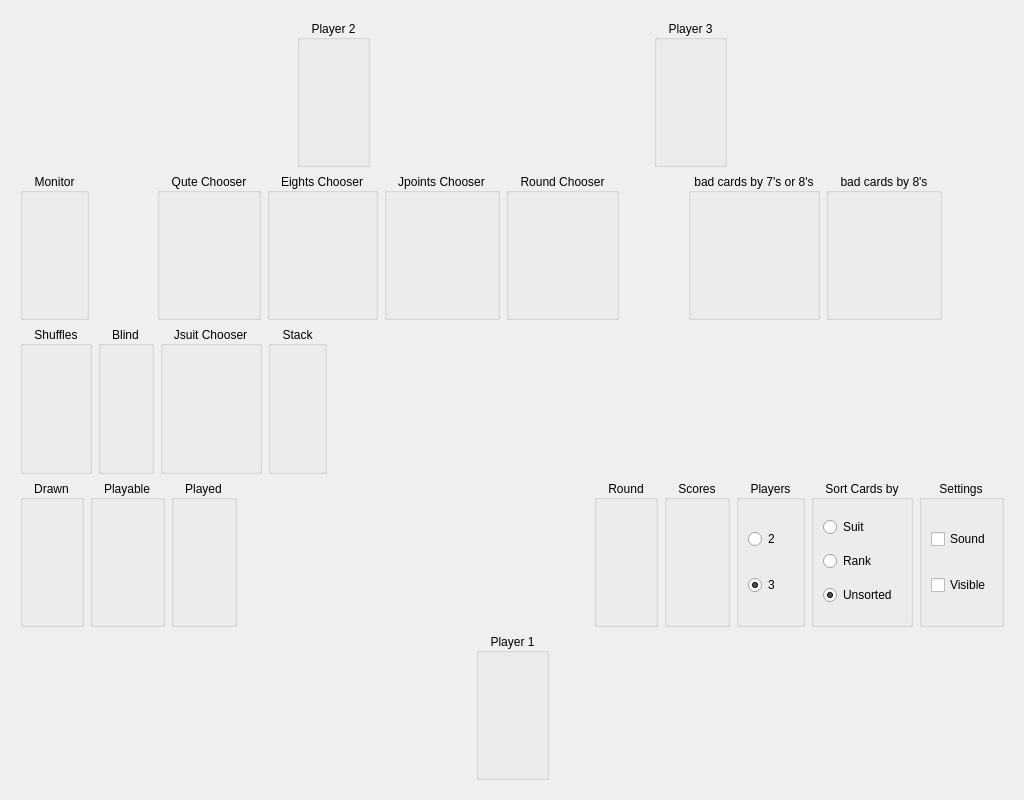
First picture: the form in table.ui, repository squawk7x/aQuteCardGame, before the edit.
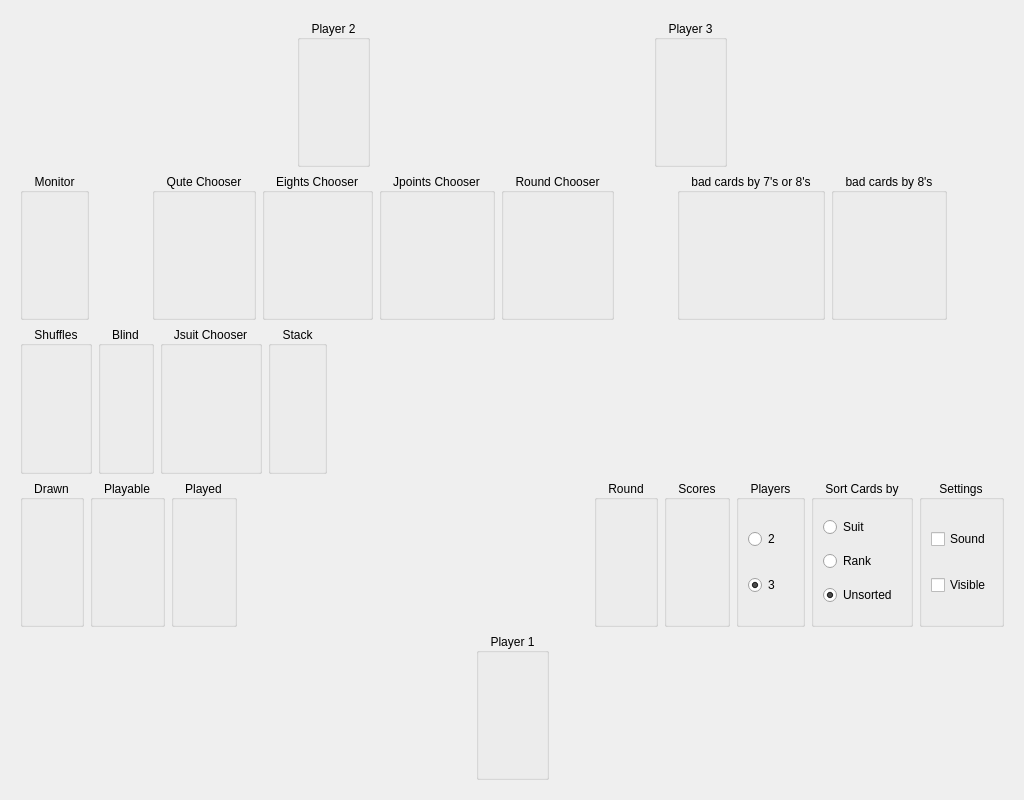
Second picture: the form after the edit.

```diff
--- a/table.ui
+++ b/table.ui
@@ -214,7 +214,7 @@
            <set>Qt::AlignCenter</set>
           </property>
           <property name="flat">
-           <bool>true</bool>
+           <bool>false</bool>
           </property>
           <layout class="QHBoxLayout" name="layoutGot1"/>
          </widget>
```
